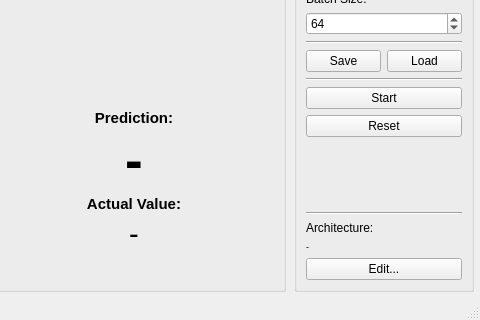
The window that src/mainwindow.ui (M4RKUS28/MNIST-Machine-Learning-Tests) describes before a commit, drawn with Qt 5; both pictures show x 356 to 836 and y 239 to 559 of the 836 by 559 pixel window.
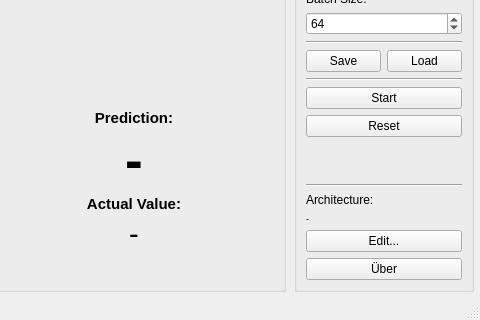
The same window after the commit.

What changed in the file:
```diff
--- a/src/mainwindow.ui
+++ b/src/mainwindow.ui
@@ -494,6 +494,16 @@
          </property>
         </widget>
        </item>
+       <item>
+        <widget class="QPushButton" name="pushButton_ueber">
+         <property name="toolTip">
+          <string>About MNIST-Net</string>
+         </property>
+         <property name="text">
+          <string>Über</string>
+         </property>
+        </widget>
+       </item>
       </layout>
      </widget>
     </item>
```
